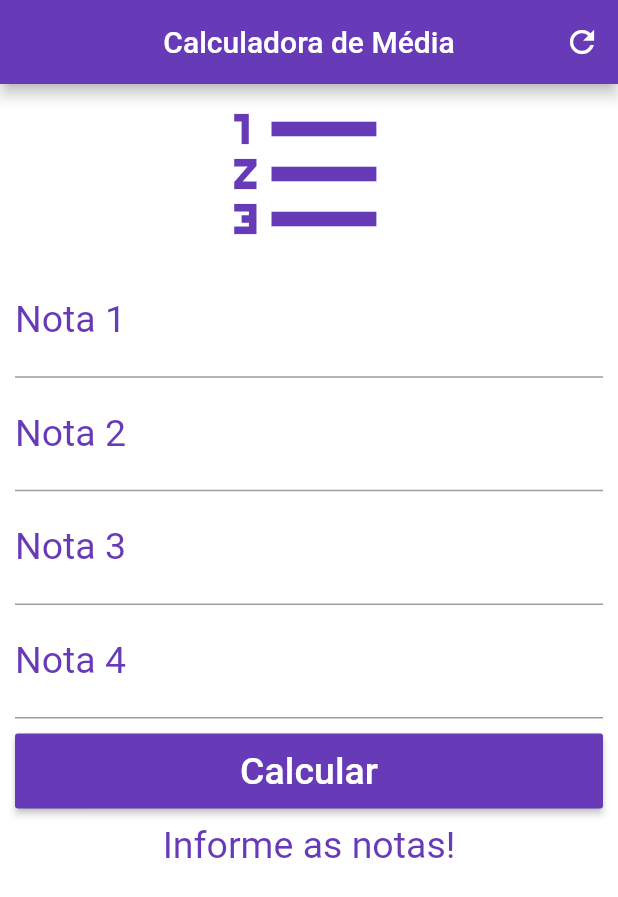
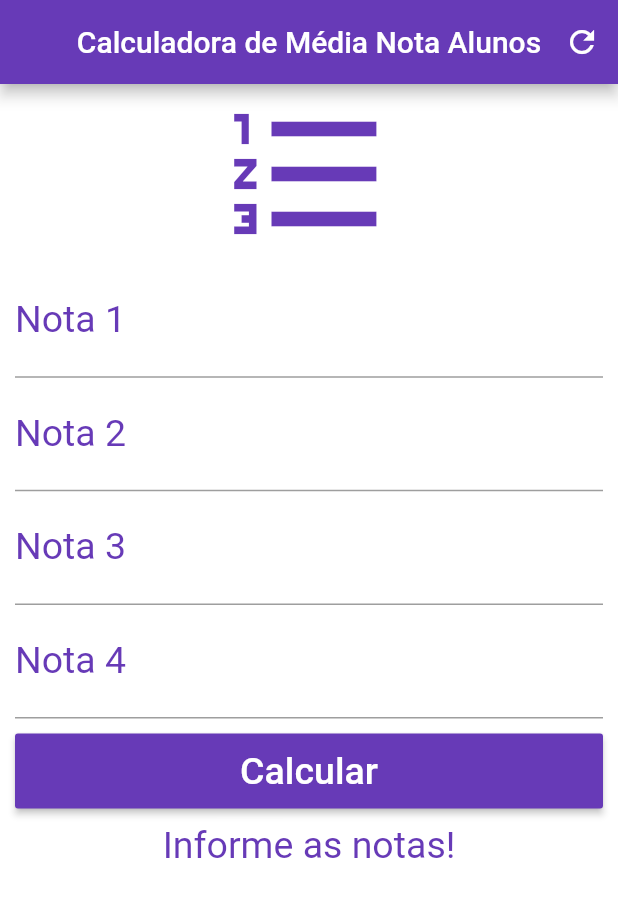
Before and after one commit to guischpor/caculadora_nota_alunos, a Flutter app: the screen it shows after launch, on a phone screen of 412 x 824 dp. Shown: the top 897 px of the screen. Run offline on Flutter 3.47's test engine with Material 2 defaults, Android fonts, the phone set to English and light mode, and no system bars.

Commit message:
Update main.dart

```diff
--- a/lib/main.dart
+++ b/lib/main.dart
@@ -51,7 +51,7 @@ class _HomeState extends State<Home> {
   Widget build(BuildContext context) {
     return Scaffold(
       appBar: AppBar(
-        title: Text('Calculadora de Média'),
+        title: Text('Calculadora de Média Nota Alunos'),
         centerTitle: true,
         backgroundColor: Colors.deepPurple,
         actions: <Widget>[
```
